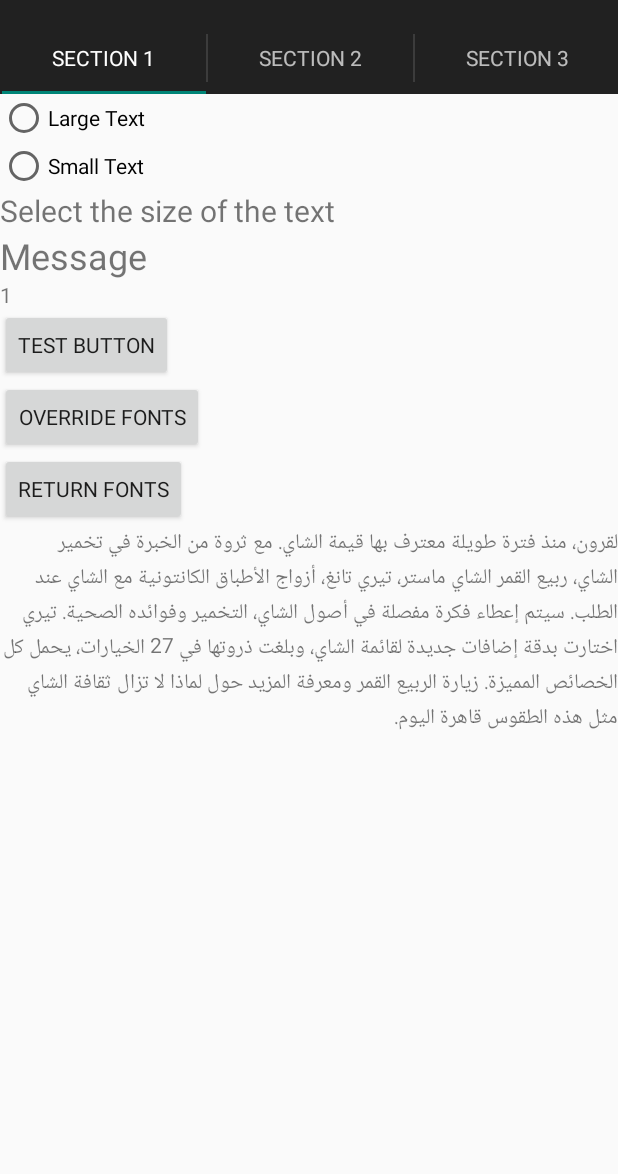
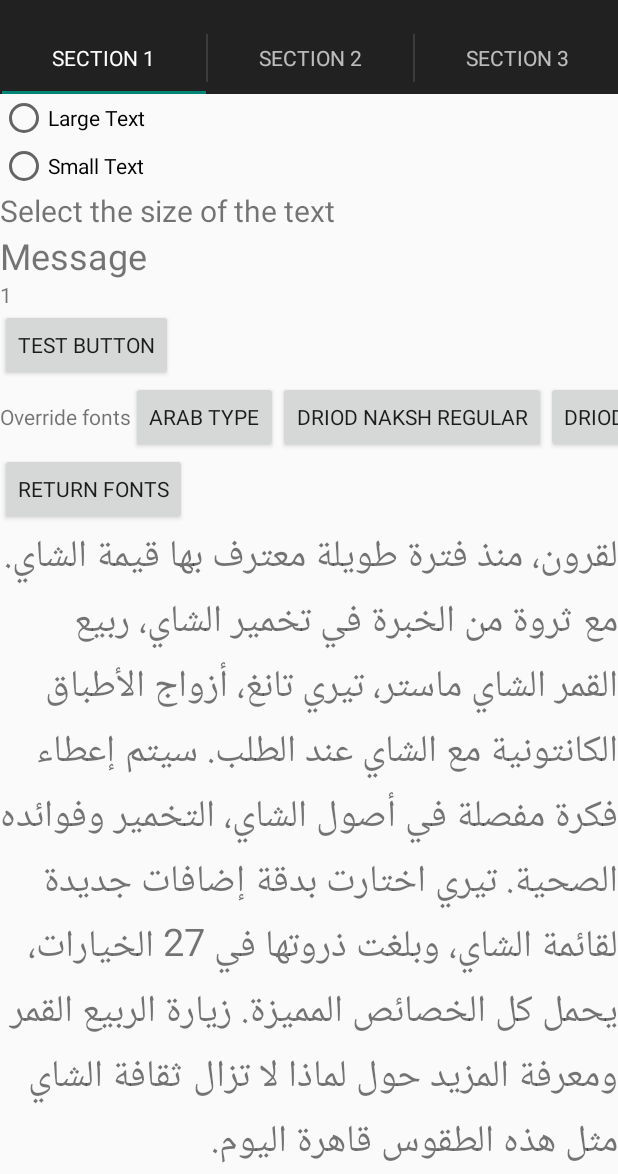
Before and after one commit to raulgs/androidTraining_fonts, an Android app: the screen it shows after launch (MainActivity), on a phone screen of 412 x 824 dp, the part 62-1236 px from its top. Run offline under Robolectric (Android 15) with nearby library versions, the phone set to English and light mode, and no system bars; Roboto replaces fonts that are not available here.

Commit message:
ChangeFonts: Arabic fonts
Arabic font
Add TextViewPlus
As in Adroid 3.x Arabic font is small

```diff
--- a/ChangeAppFontsProject/ChangeAppFonts/src/main/java/com/example/changeappfonts/HomeFragment.java
+++ b/ChangeAppFontsProject/ChangeAppFonts/src/main/java/com/example/changeappfonts/HomeFragment.java
@@ -46,11 +46,10 @@ public class HomeFragment extends Fragment {
         TextView textView = (TextView) rootView.findViewById(R.id.section_label);
         textView.setText(Integer.toString(getArguments().getInt(ARG_SECTION_NUMBER)));
 
-        Button overrideFontsButton = (Button) rootView.findViewById(R.id.home_override_fonts);
-        overrideFontsButton.setOnClickListener(new View.OnClickListener() {
+        Button overrideFontsButton1 = (Button) rootView.findViewById(R.id.home_override_fonts1);
+        overrideFontsButton1.setOnClickListener(new View.OnClickListener() {
             @Override
             public void onClick(View v) {
-
 
                 FontsOverride.setDefaultFont(getActivity(), "DEFAULT", FontsOverride.FONT_ARAB_TYPE);
                 FontsOverride.setDefaultFont(getActivity(), "DEFAULT_BOLD", FontsOverride.FONT_ARAB_TYPE);
@@ -58,6 +57,26 @@ public class HomeFragment extends Fragment {
                 FontsOverride.setDefaultFont(getActivity(), "SANS_SERIF", FontsOverride.FONT_ARAB_TYPE);
                 FontsOverride.setDefaultFont(getActivity(), "SERIF", FontsOverride.FONT_ARAB_TYPE);
                 FontsOverride.setDefaultFont(getActivity());
+                ReOpenActivity();
+            }
+        });
+
+        Button overrideFontsButton2 = (Button) rootView.findViewById(R.id.home_override_fonts2);
+        overrideFontsButton2.setOnClickListener(new View.OnClickListener() {
+            @Override
+            public void onClick(View v) {
+
+                FontsOverride.setDefaultFont(getActivity(), "SANS_SERIF", FontsOverride.FONT_DROID_REGULAR);
+                ReOpenActivity();
+            }
+        });
+
+        Button overrideFontsButton3 = (Button) rootView.findViewById(R.id.home_override_fonts3);
+        overrideFontsButton3.setOnClickListener(new View.OnClickListener() {
+            @Override
+            public void onClick(View v) {
+
+                FontsOverride.setDefaultFont(getActivity(), "SANS_SERIF", FontsOverride.FONT_DROID_BOLD);
                 ReOpenActivity();
             }
         });
--- a/ChangeAppFontsProject/ChangeAppFonts/src/main/java/com/example/changeappfonts/utils/FontsOverride.java
+++ b/ChangeAppFontsProject/ChangeAppFonts/src/main/java/com/example/changeappfonts/utils/FontsOverride.java
@@ -23,6 +23,8 @@ public final class FontsOverride {
 
     public static final String FONT_MOLOT = "Molot.otf";
     public static final String FONT_ARAB_TYPE = "arabtype.ttf";
+    public static final String FONT_DROID_REGULAR = "DroidNaskh-Regular.ttf";
+    public static final String FONT_DROID_BOLD = "DroidNaskh-Bold.ttf";
 
     private static final String DEFAULT_BOLD_FONT_FILENAME = FONT_MOLOT;
     private static final String DEFAULT_ITALIC_FONT_FILENAME = FONT_MOLOT;
@@ -37,12 +39,10 @@ public final class FontsOverride {
         replaceFont(staticTypefaceFieldName, regular);
     }
 
-    protected static void replaceFont(String staticTypefaceFieldName,
-                                      final Typeface newTypeface) {
+    protected static void replaceFont(String staticTypefaceFieldName, final Typeface newTypeface) {
 
         try {
-            final Field StaticField = Typeface.class
-                    .getDeclaredField(staticTypefaceFieldName);
+            final Field StaticField = Typeface.class.getDeclaredField(staticTypefaceFieldName);
             StaticField.setAccessible(true);
             StaticField.set(null, newTypeface);
         }
@@ -57,8 +57,7 @@ public final class FontsOverride {
     protected static void replaceFieldValue(String staticTypefaceFieldName, final Typeface[] newTypefaces) {
 
         try {
-            final Field StaticField = Typeface.class
-                    .getDeclaredField(staticTypefaceFieldName);
+            final Field StaticField = Typeface.class.getDeclaredField(staticTypefaceFieldName);
             StaticField.setAccessible(true);
             StaticField.set(null, newTypefaces);
         }
@@ -130,6 +129,21 @@ public final class FontsOverride {
         }
     }
 
+    public static void setDefaultFont(Context context, String fontAssetName) {
+
+        final Typeface bold = Typeface.createFromAsset(context.getAssets(), fontAssetName);
+        final Typeface italic = Typeface.createFromAsset(context.getAssets(), fontAssetName);
+        final Typeface boldItalic = Typeface.createFromAsset(context.getAssets(), fontAssetName);
+        final Typeface regular = Typeface.createFromAsset(context.getAssets(), fontAssetName);
+
+        replaceFont("DEFAULT", regular);
+        replaceFont("DEFAULT_BOLD", regular);
+        replaceFieldValue("sDefaults", new Typeface[]{
+                regular, bold, italic, boldItalic
+        });
+
+    }
+
     public static void setOriginalFonts() {
 
         replaceFont("DEFAULT", ORIGINAL_DEFAULT);
--- /dev/null
+++ b/ChangeAppFontsProject/ChangeAppFonts/src/main/java/com/example/changeappfonts/widget/TextViewPlus.java
@@ -0,0 +1,55 @@
+package com.example.changeappfonts.widget;
+
+import com.example.changeappfonts.R;
+
+import android.content.Context;
+import android.content.res.TypedArray;
+import android.graphics.Typeface;
+import android.util.AttributeSet;
+import android.widget.TextView;
+
+public class TextViewPlus extends TextView {
+
+    private static final String TAG = "TextViewPlus";
+
+    public TextViewPlus(Context context) {
+
+        super(context);
+    }
+
+    public TextViewPlus(Context context, AttributeSet attrs) {
+
+        super(context, attrs);
+        setCustomFont(context, attrs);
+    }
+
+    public TextViewPlus(Context context, AttributeSet attrs, int defStyle) {
+
+        super(context, attrs, defStyle);
+        setCustomFont(context, attrs);
+    }
+
+    private void setCustomFont(Context ctx, AttributeSet attrs) {
+
+        TypedArray a = ctx.obtainStyledAttributes(attrs, R.styleable.com_example_changeappfonts_widget_TextViewPlus);
+        String customFont = a.getString(R.styleable.com_example_changeappfonts_widget_TextViewPlus_customFont);
+        setCustomFont(ctx, customFont);
+        a.recycle();
+    }
+
+    public boolean setCustomFont(Context ctx, String asset) {
+
+        Typeface tf = null;
+        try {
+            tf = Typeface.createFromAsset(ctx.getAssets(), asset);
+        }
+        catch (Exception e) {
+            //Log.e(TAG, "Could not get typeface: " + e.getMessage());
+            return false;
+        }
+
+        setTypeface(tf);
+        return true;
+    }
+
+}
--- a/ChangeAppFontsProject/ChangeAppFonts/src/main/res/layout/home_fragment.xml
+++ b/ChangeAppFontsProject/ChangeAppFonts/src/main/res/layout/home_fragment.xml
@@ -1,19 +1,33 @@
 <LinearLayout xmlns:android="http://schemas.android.com/apk/res/android"
+              xmlns:custom="http://schemas.android.com/apk/res-auto"
               android:orientation="vertical"
               android:layout_width="fill_parent"
               android:layout_height="fill_parent"
     >
 
+    <ScrollView
+        android:layout_height="wrap_content"
+        android:layout_width="wrap_content"
+        >
+
+        <LinearLayout
+            android:layout_height="wrap_content"
+            android:layout_width="wrap_content"
+            android:orientation="vertical">
+
+
             <RadioGroup
                 android:layout_width="fill_parent"
                 android:layout_height="wrap_content"
                 android:orientation="vertical">
+
                 <RadioButton
                     android:text="Large Text"
                     android:id="@+id/textSizeLarge"
                     android:layout_width="wrap_content"
                     android:layout_height="wrap_content">
                 </RadioButton>
+
                 <RadioButton
                     android:text="Small Text"
                     android:id="@+id/textSizeSmall"
@@ -21,6 +35,7 @@
                     android:layout_height="wrap_content">
                 </RadioButton>
             </RadioGroup>
+
             <TextView
                 android:id="@+id/title"
                 style="@style/Label"
@@ -28,6 +43,7 @@
                 android:layout_height="wrap_content"
                 android:text="Select the size of the text"
                 />
+
             <TextView
                 android:id="@+id/body"
                 style="@style/Label.XLarge"
@@ -35,10 +51,11 @@
                 android:layout_height="wrap_content"
                 android:text="@string/message"
                 />
+
             <TextView
                 android:id="@+id/section_label"
                 android:layout_width="wrap_content"
-        android:layout_height="wrap_content" />
+                android:layout_height="wrap_content"/>
 
             <Button
                 android:layout_height="wrap_content"
@@ -46,12 +63,46 @@
                 android:text="Test Button"
                 />
 
-    <Button
-        android:id="@+id/home_override_fonts"
+            <HorizontalScrollView
+                android:layout_height="wrap_content"
+                android:layout_width="wrap_content">
+
+                <LinearLayout
+                    android:layout_height="wrap_content"
+                    android:layout_width="wrap_content"
+                    android:orientation="horizontal"
+                    >
+
+                    <TextView
                         android:layout_height="wrap_content"
                         android:layout_width="wrap_content"
                         android:text="Override fonts"
                         />
+
+                    <Button
+                        android:id="@+id/home_override_fonts1"
+                        android:layout_height="wrap_content"
+                        android:layout_width="wrap_content"
+                        android:text="Arab Type"
+                        />
+
+                    <Button
+                        android:id="@+id/home_override_fonts2"
+                        android:layout_height="wrap_content"
+                        android:layout_width="wrap_content"
+                        android:text="Driod Naksh Regular"
+                        />
+
+                    <Button
+                        android:id="@+id/home_override_fonts3"
+                        android:layout_height="wrap_content"
+                        android:layout_width="wrap_content"
+                        android:text="Driod Naksh Bold"
+                        />
+
+                </LinearLayout>
+            </HorizontalScrollView>
+
 
             <Button
                 android:id="@+id/home_return_fonts"
@@ -64,7 +115,27 @@
             <TextView
                 android:layout_height="wrap_content"
                 android:layout_width="wrap_content"
+                android:textSize="25sp"
                 android:text="لقرون، منذ فترة طويلة معترف بها قيمة الشاي. مع ثروة من الخبرة في تخمير الشاي، ربيع القمر الشاي ماستر، تيري تانغ، أزواج الأطباق الكانتونية مع الشاي عند الطلب. سيتم إعطاء فكرة مفصلة في أصول الشاي، التخمير وفوائده الصحية. تيري اختارت بدقة إضافات جديدة لقائمة الشاي، وبلغت ذروتها في 27 الخيارات، يحمل كل الخصائص المميزة. زيارة الربيع القمر ومعرفة المزيد حول لماذا لا تزال ثقافة الشاي مثل هذه الطقوس قاهرة اليوم."
                 />
 
+            <com.example.changeappfonts.widget.TextViewPlus
+                android:layout_height="wrap_content"
+                android:layout_width="wrap_content"
+                android:typeface="normal"
+                android:textSize="25sp"
+                android:text="ABCDF 123213 فترة طويلة معترف بها"
+                />
+
+            <com.example.changeappfonts.widget.TextViewPlus
+                android:layout_height="wrap_content"
+                android:layout_width="wrap_content"
+                custom:customFont="minion.otf"
+                android:textSize="25sp"
+                android:text="ABCDF 123213 فترة طويلة معترف بها"
+                />
+
         </LinearLayout>
+    </ScrollView>
+
+</LinearLayout>
--- a/ChangeAppFontsProject/ChangeAppFonts/src/main/res/values/attrs.xml
+++ b/ChangeAppFontsProject/ChangeAppFonts/src/main/res/values/attrs.xml
@@ -6,4 +6,9 @@
         <attr name="font_large" format="dimension" />
         <attr name="font_xlarge" format="dimension" />
     </declare-styleable>
+
+    <declare-styleable name="com.example.changeappfonts.widget.TextViewPlus">
+        <attr name="customFont" format="string"/>
+    </declare-styleable>
+
 </resources>
```
Also changed, not shown: ChangeAppFontsProject/ChangeAppFonts/src/main/assets/DroidNaskh-Bold.ttf (added), ChangeAppFontsProject/ChangeAppFonts/src/main/assets/minion.otf (added). Lines whose indentation alone changed are shown as unchanged.
